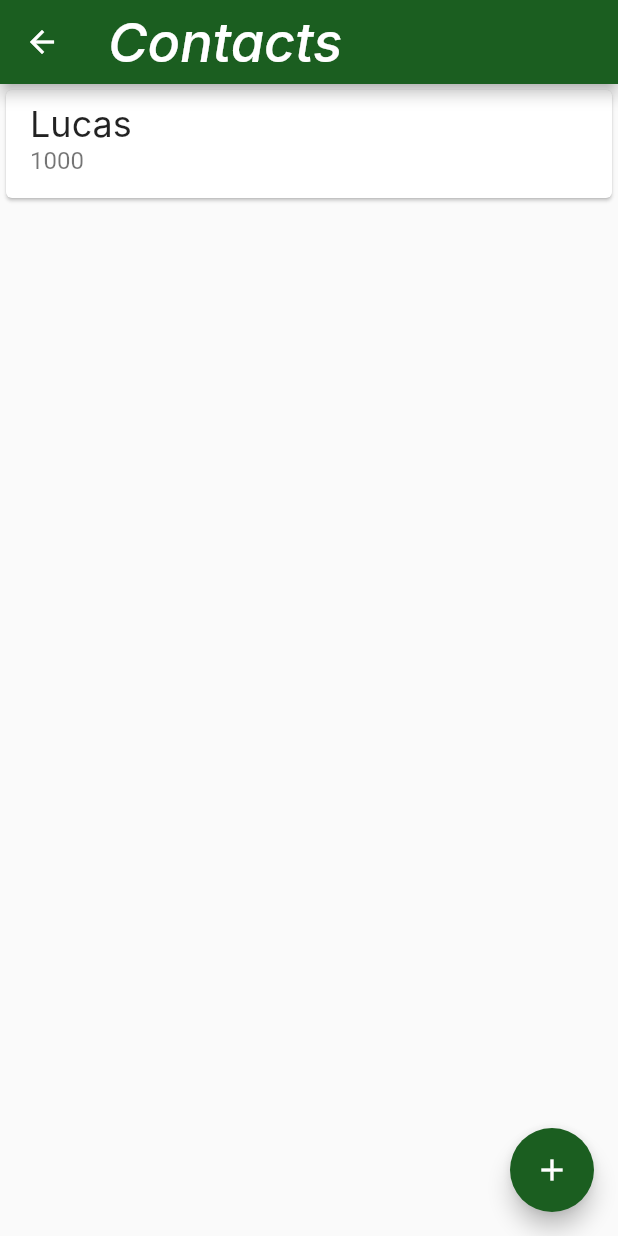
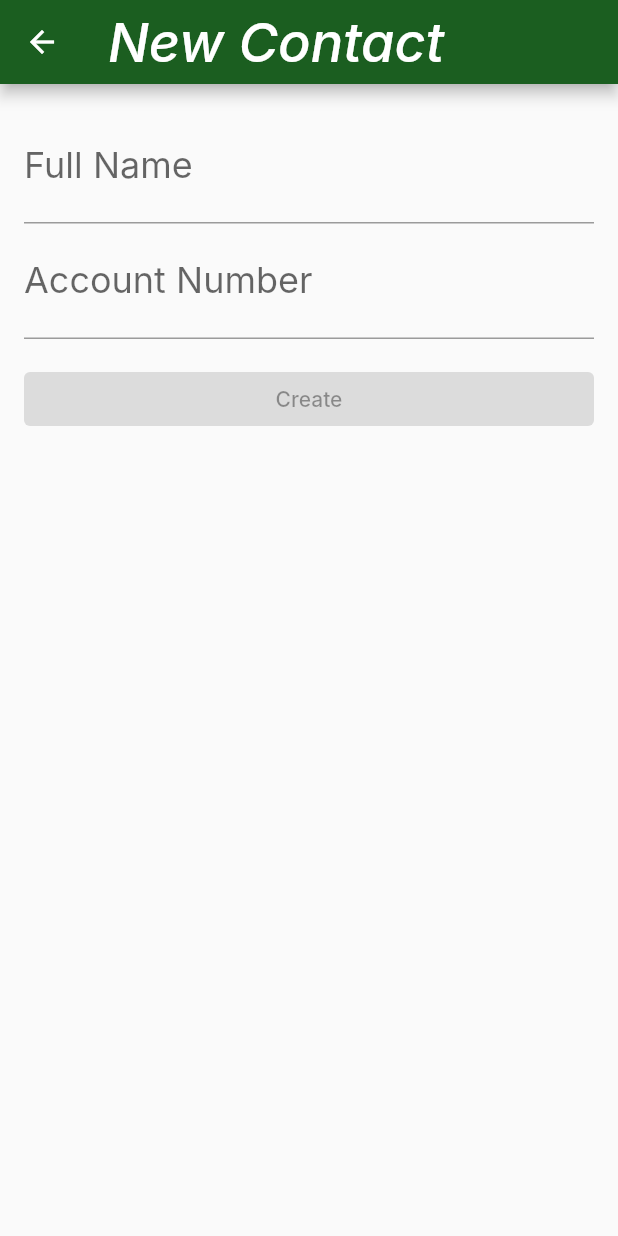
Before and after one commit to lucasspeixoto/bytebank, a Flutter app: the ContactsList screen opened directly, after a tap on the "add" icon, on a phone screen of 412 x 824 dp. Run offline on Flutter 3.47's test engine with Material 2 defaults, Android fonts, the phone set to English and light mode, and no system bars; Roboto replaces fonts that are missing (Hind, Inter).

Commit message:
Finalização layout da tela de formulário de contato novo

```diff
--- /dev/null
+++ b/lib/screens/contact_form.dart
@@ -0,0 +1,56 @@
+import 'package:flutter/material.dart';
+
+class ContactForm extends StatelessWidget {
+  const ContactForm({Key? key}) : super(key: key);
+
+  @override
+  Widget build(BuildContext context) {
+    return Scaffold(
+      appBar: AppBar(
+        title: const Text('New Contact'),
+      ),
+      body: Padding(
+          padding: const EdgeInsets.all(16),
+          child: Column(
+            children: const <Widget>[
+              Padding(
+                  padding: EdgeInsets.only(top: 2),
+                  child: TextField(
+                    decoration: InputDecoration(
+                      labelText: 'Full Name',
+                    ),
+                    style: TextStyle(
+                      fontSize: 24,
+                    ),
+                  )),
+              Padding(
+                padding: EdgeInsets.only(top: 2),
+                child: TextField(
+                  decoration: InputDecoration(
+                    labelText: 'Account Number',
+                  ),
+                  style: TextStyle(
+                    fontSize: 24,
+                  ),
+                  keyboardType: TextInputType.number,
+                ),
+              ),
+              Padding(
+                padding: EdgeInsets.only(top: 16),
+                child: SizedBox(
+                  width: double.maxFinite,
+                  child: ElevatedButton(
+                    onPressed: null,
+                    child: Text('Create'),
+                  ),
+                ),
+              ),
+            ],
+          )),
+    );
+  }
+
+  int _createAccount() {
+    return 1;
+  }
+}
--- a/lib/screens/contact_list.dart
+++ b/lib/screens/contact_list.dart
@@ -1,3 +1,4 @@
+import 'package:bytebank/screens/contact_form.dart';
 import 'package:flutter/material.dart';
 
 class ContactsList extends StatelessWidget {
@@ -20,7 +21,13 @@ class ContactsList extends StatelessWidget {
         ],
       ),
       floatingActionButton: FloatingActionButton(
-        onPressed: () {},
+        onPressed: () {
+          Navigator.of(context).push(
+            MaterialPageRoute(
+              builder: (context) => const ContactForm(),
+            ),
+          );
+        },
         backgroundColor: Theme.of(context).primaryColor,
         child: const Icon(Icons.add),
       ),
```
